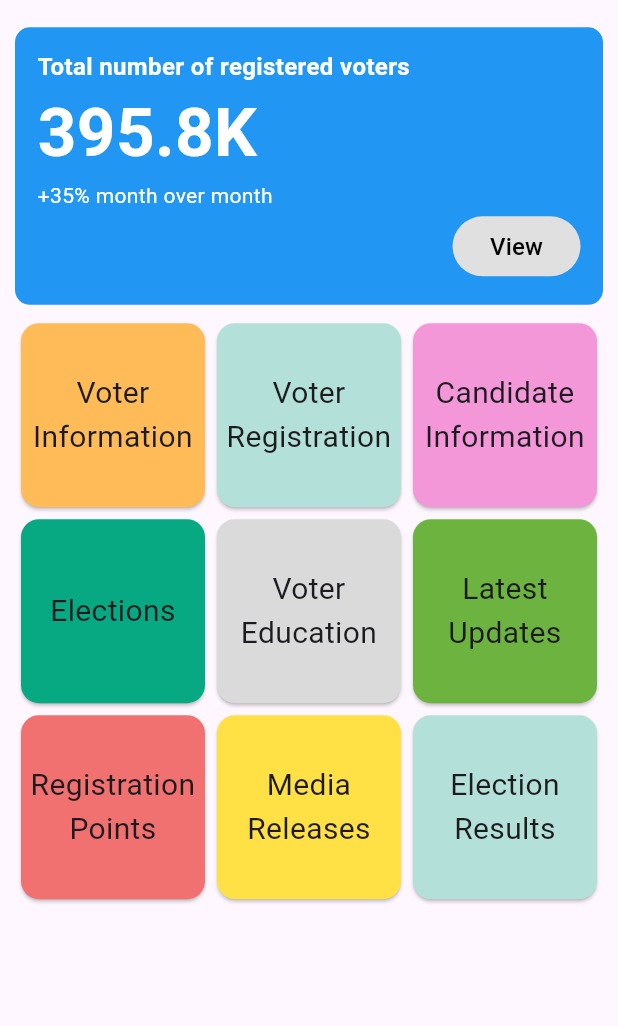
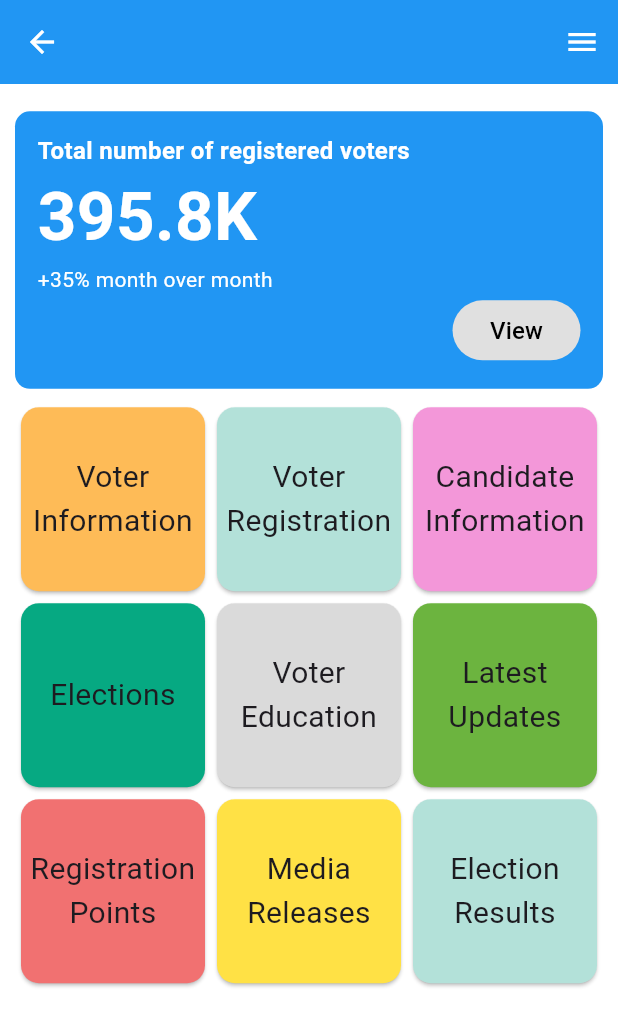
Before and after one commit to VilhoHub/ecn_app, a Flutter app: the HomeScreen screen opened directly, on a phone screen of 412 x 824 dp. Shown: the top 1026 px of the screen. Run offline on Flutter 3.47's test engine with Material 3 defaults, Android fonts, the light colour scheme and no system bars.

Commit message:
ecn_app/voter registration screen frontend

```diff
--- /dev/null
+++ b/lib/screens/home/home_screen.dart
@@ -0,0 +1,140 @@
+import 'package:ecn_app/screens/home/voter_registration_screen.dart';
+import 'package:ecn_app/utils/widgets.dart';
+import 'package:flutter/material.dart';
+
+class HomeScreen extends StatelessWidget {
+  static const String ROUTE_NAME = '/';
+  const HomeScreen({super.key});
+
+  @override
+  Widget build(BuildContext context) {
+    Size mediaQuery = MediaQuery.of(context).size;
+    return SafeArea(
+      child: Scaffold(
+        appBar: AppBar(),
+        endDrawer: const Drawer(),
+        body: SizedBox(
+          width: mediaQuery.width,
+          child: Padding(
+            padding: const EdgeInsets.all(10.0),
+            child: Column(
+              crossAxisAlignment: CrossAxisAlignment.center,
+              children: [
+                Container(
+                  margin: EdgeInsets.symmetric(
+                    vertical: mediaQuery.height * 0.01,
+                  ),
+                  decoration: BoxDecoration(
+                    color: Colors.blue,
+                    borderRadius: BorderRadius.circular(10.0),
+                  ),
+                  child: Padding(
+                    padding: const EdgeInsets.all(15.0),
+                    child: Column(
+                      crossAxisAlignment: CrossAxisAlignment.start,
+                      children: [
+                        SizedBox(
+                          width: mediaQuery.width,
+                        ),
+                        infoBoxText(
+                          'Total number of registered voters',
+                          fontSize: 16.0,
+                        ),
+                        infoBoxText(
+                          '395.8K',
+                          fontSize: 45.0,
+                        ),
+                        infoBoxText(
+                          '+35% month over month',
+                          fontWeight: FontWeight.normal,
+                        ),
+                        Align(
+                          alignment: Alignment.bottomRight,
+                          child: TextButton(
+                            onPressed: () {},
+                            style: TextButton.styleFrom(
+                              backgroundColor: Colors.grey.shade300,
+                              padding:
+                                  const EdgeInsets.symmetric(horizontal: 25.0),
+                            ),
+                            child: const Text(
+                              'View',
+                              style: TextStyle(
+                                color: Colors.black,
+                                fontSize: 16.0,
+                              ),
+                            ),
+                          ),
+                        ),
+                      ],
+                    ),
+                  ),
+                ),
+                Expanded(
+                  child: GridView(
+                    gridDelegate:
+                        const SliverGridDelegateWithFixedCrossAxisCount(
+                      crossAxisCount: 3,
+                    ),
+                    children: [
+                      homeCard(
+                        'Voter Information',
+                        const Color(0xFFFEBB57),
+                        () {},
+                      ),
+                      homeCard(
+                        "Voter Registration",
+                        const Color(0xFFB3E1D9),
+                        () {
+                          Navigator.pushNamed(
+                            context,
+                            VoterRegistrationScreen.ROUTE_NAME,
+                          );
+                        },
+                      ),
+                      homeCard(
+                        'Candidate Information',
+                        const Color(0xFFF397D9),
+                        () {},
+                      ),
+                      homeCard(
+                        'Elections',
+                        const Color(0xFF06A982),
+                        () {},
+                      ),
+                      homeCard(
+                        'Voter Education',
+                        const Color(0xFFDADADA),
+                        () {},
+                      ),
+                      homeCard(
+                        'Latest Updates',
+                        const Color(0xFF6CB43F),
+                        () {},
+                      ),
+                      homeCard(
+                        'Registration Points',
+                        const Color(0xFFF17171),
+                        () {},
+                      ),
+                      homeCard(
+                        'Media Releases',
+                        const Color(0xFFFFE145),
+                        () {},
+                      ),
+                      homeCard(
+                        'Election Results',
+                        const Color(0xFFB3E1D9),
+                        () {},
+                      ),
+                    ],
+                  ),
+                )
+              ],
+            ),
+          ),
+        ),
+      ),
+    );
+  }
+}
--- a/lib/screens/home_screen.dart
+++ /dev/null
@@ -1,116 +0,0 @@
-import 'package:ecn_app/utils/widgets.dart';
-import 'package:flutter/material.dart';
-
-class HomeScreen extends StatelessWidget {
-  const HomeScreen({super.key});
-
-  @override
-  Widget build(BuildContext context) {
-    Size mediaQuery = MediaQuery.of(context).size;
-    return SizedBox(
-      width: mediaQuery.width,
-      child: Padding(
-        padding: const EdgeInsets.all(10.0),
-        child: Column(
-          crossAxisAlignment: CrossAxisAlignment.center,
-          children: [
-            Container(
-              margin: EdgeInsets.symmetric(
-                vertical: mediaQuery.height * 0.01,
-              ),
-              decoration: BoxDecoration(
-                color: Colors.blue,
-                borderRadius: BorderRadius.circular(10.0),
-              ),
-              child: Padding(
-                padding: const EdgeInsets.all(15.0),
-                child: Column(
-                  crossAxisAlignment: CrossAxisAlignment.start,
-                  children: [
-                    SizedBox(
-                      width: mediaQuery.width,
-                    ),
-                    infoBoxText(
-                      'Total number of registered voters',
-                      fontSize: 16.0,
-                    ),
-                    infoBoxText(
-                      '395.8K',
-                      fontSize: 45.0,
-                    ),
-                    infoBoxText(
-                      '+35% month over month',
-                      fontWeight: FontWeight.normal,
-                    ),
-                    Align(
-                      alignment: Alignment.bottomRight,
-                      child: TextButton(
-                        onPressed: () {},
-                        style: TextButton.styleFrom(
-                          backgroundColor: Colors.grey.shade300,
-                          padding: const EdgeInsets.symmetric(horizontal: 25.0),
-                        ),
-                        child: const Text(
-                          'View',
-                          style: TextStyle(
-                            color: Colors.black,
-                            fontSize: 16.0,
-                          ),
-                        ),
-                      ),
-                    ),
-                  ],
-                ),
-              ),
-            ),
-            Expanded(
-              child: GridView(
-                gridDelegate: SliverGridDelegateWithFixedCrossAxisCount(
-                  crossAxisCount: 3,
-                ),
-                children: [
-                  homeCard(
-                    'Voter Information',
-                    const Color(0xFFFEBB57),
-                  ),
-                  homeCard(
-                    'Voter Registration',
-                    const Color(0xFFB3E1D9),
-                  ),
-                  homeCard(
-                    'Candidate Information',
-                    const Color(0xFFF397D9),
-                  ),
-                  homeCard(
-                    'Elections',
-                    const Color(0xFF06A982),
-                  ),
-                  homeCard(
-                    'Voter Education',
-                    const Color(0xFFDADADA),
-                  ),
-                  homeCard(
-                    'Latest Updates',
-                    const Color(0xFF6CB43F),
-                  ),
-                  homeCard(
-                    'Registration Points',
-                    const Color(0xFFF17171),
-                  ),
-                  homeCard(
-                    'Media Releases',
-                    const Color(0xFFFFE145),
-                  ),
-                  homeCard(
-                    'Election Results',
-                    const Color(0xFFB3E1D9),
-                  ),
-                ],
-              ),
-            )
-          ],
-        ),
-      ),
-    );
-  }
-}
```
Also changed, not shown: lib/main.dart (+18 -75 lines), lib/screens/home/voter_registration_screen.dart (added, +42 -0 lines), lib/utils/widgets.dart (+54 -1 lines), assets/images/ecn_logo.jpg (renamed from assets/ecn_logo.jpg).
